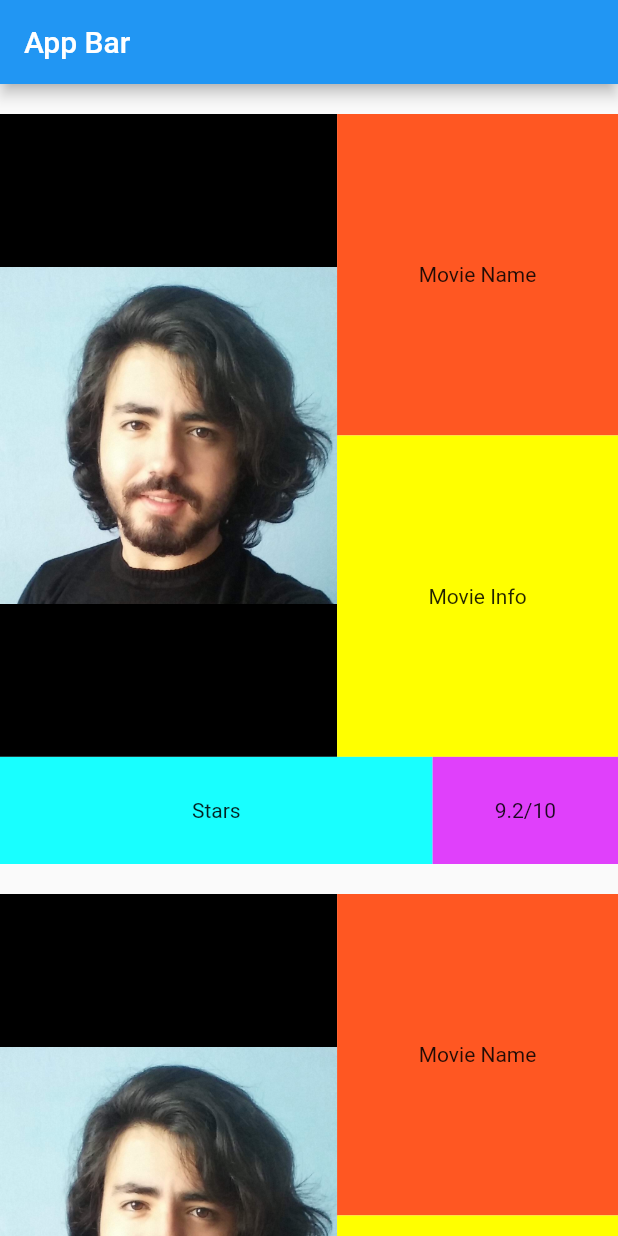
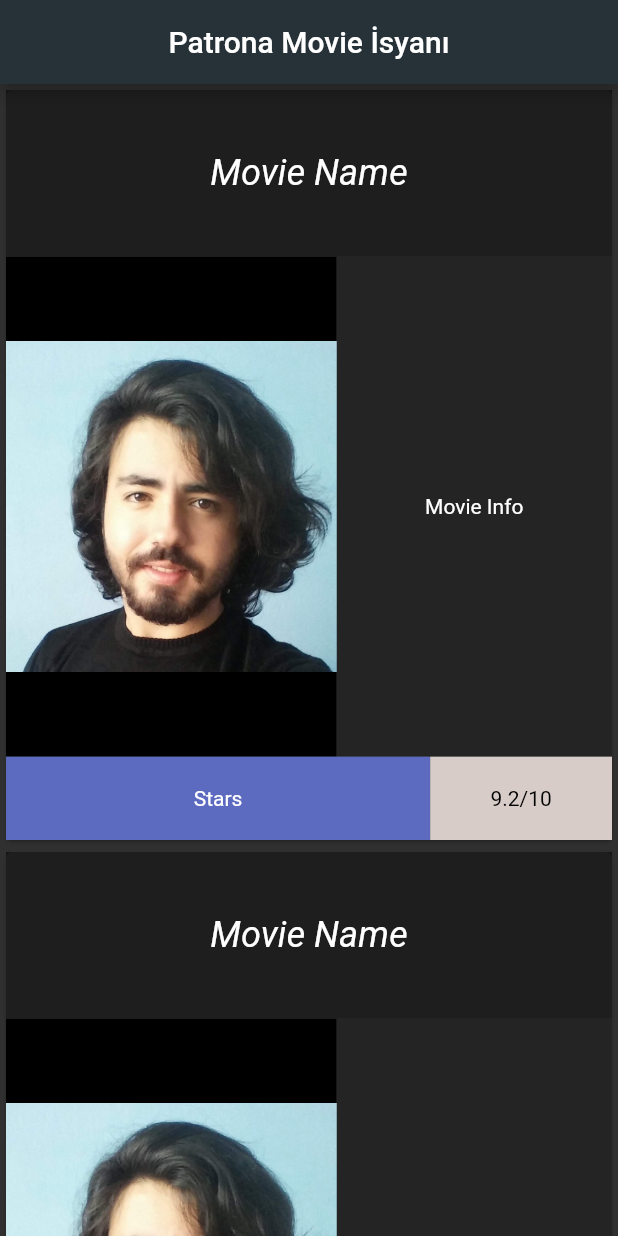
Before and after one commit to halilyaman/se380_termproject, a Flutter app: the screen it shows after launch, on a phone screen of 412 x 824 dp. Run offline on Flutter 3.47's test engine with Material 2 defaults, Android fonts, the phone set to English and light mode, and no system bars; Roboto replaces fonts that are missing (Montserrat).

Commit message:
some updates

```diff
--- a/lib/main.dart
+++ b/lib/main.dart
@@ -1,5 +1,5 @@
 import 'package:flutter/material.dart';
-import 'package:se380_termproject/assets.dart';
+import 'package:se380_termproject/movie_card.dart';
 
 void main() => runApp(MyApp());
 
@@ -10,9 +10,18 @@ class MyApp extends StatelessWidget {
       title: 'Flutter Demo',
       home: Scaffold(
         appBar: AppBar(
-          title: Text('App Bar'),
+          title: Center(
+            child: Text('Patrona Movie İsyanı'),
+          ),
         ),
         body: HomePage(),
+      ),
+      theme: ThemeData(
+        brightness: Brightness.dark,
+        primaryColor: Colors.blueGrey[900],
+        accentColor: Colors.indigo[900],
+        fontFamily: 'Montserrat',
+
       ),
     );
   }
@@ -20,115 +29,18 @@ class MyApp extends StatelessWidget {
 
 class HomePage extends StatelessWidget {
 
-  Widget buildMovieCard() {
-    return Container(
-      padding: EdgeInsets.only(top: 20),
-      child: ConstrainedBox(
-        constraints: BoxConstraints.expand(height: 500),
-        child: Center(
-          child: Column(
-            mainAxisAlignment: MainAxisAlignment.center,
-            children: <Widget>[
-              Expanded(
-                flex: 6,
-                child: Row(
-                  children: <Widget>[
-                    Expanded(
-                      flex: 6,
-                      child: ConstrainedBox(
-                        constraints: BoxConstraints.expand(),
-                        child: Container(
-                          color: Colors.black,
-                          child: Image.asset(ImageAssets.myImage),
-                        ),
-                      )
-                    ),
-                    Expanded(
-                      flex: 5,
-                      child: Center(
-                        child: Column(
-                          mainAxisAlignment: MainAxisAlignment.center,
-                          children: <Widget>[
-                            Expanded(
-                              child: ConstrainedBox(
-                                constraints: BoxConstraints.expand(),
-                                child: Container(
-                                  color: Colors.deepOrange,
-                                  child: Center(
-                                    child: Text("Movie Name"),
-                                  )
-                                ),
-                              ),
-                            ),
-                            Expanded(
-                              child: ConstrainedBox(
-                                constraints: BoxConstraints.expand(),
-                                child: Container(
-                                  color: Colors.yellowAccent,
-                                  child: Center(
-                                    child: Text("Movie Info"),
-                                  )
-                                ),
-                              ),
-                            )
-                          ],
-                        ),
-                      ),
-                    ),
-                  ],
-                ),
-              ),
-              Expanded(
-                flex: 1,
-                child: Row(
-                  children: <Widget>[
-                    Expanded(
-                      flex: 7,
-                      child: ConstrainedBox(
-                        constraints: BoxConstraints.expand(),
-                        child: Container(
-                          color: Colors.cyanAccent,
-                          child: Center(
-                            child: Text("Stars"), // TODO: add ten evaluation stars
-                          ),
-                        ),
-                      ),
-                    ),
-                    Expanded(
-                      flex: 3,
-                      child: ConstrainedBox(
-                        constraints: BoxConstraints.expand(),
-                        child: Container(
-                          color: Colors.purpleAccent,
-                          child: Center(
-                            child: Text("9.2/10"), // TODO: add average score of movie
-                          )
-                        ),
-                      )
-                    ),
-                  ],
-                ),
-              ),
-            ],
-          ),
-        ),
-      ),
-    );
-  }
-
-  List<Widget> movieCardList = List();
-
   @override
   Widget build(BuildContext context) {
 
+    List<Widget> _movieCardList = List();
+
     for(int i = 0; i < 3; i++)  {
-      movieCardList.add(buildMovieCard());
+      _movieCardList.add(MovieCard.buildMovieCard());
     }
-
 
     return SingleChildScrollView(
       child: Column(
-        children: movieCardList
+        children: _movieCardList
       ),
     );
 
--- /dev/null
+++ b/lib/movie_card.dart
@@ -0,0 +1,112 @@
+import 'package:flutter/material.dart';
+import 'package:se380_termproject/assets.dart';
+
+class MovieCard {
+  static Widget buildMovieCard() {
+    return Center(
+      child: Card(
+        child: ConstrainedBox(
+          constraints: BoxConstraints.expand(height: 500),
+          child: Center(
+            child: Column(
+              mainAxisAlignment: MainAxisAlignment.center,
+              children: <Widget>[
+                Expanded(
+                  flex: 2,
+                  child: ConstrainedBox(
+                    constraints: BoxConstraints.expand(),
+                    child: Container(
+                      color: Colors.black54,
+                      child: Center(
+                        child: Text(
+                          'Movie Name',
+                          style: TextStyle(
+                            color: Colors.white,
+                            fontSize: 24,
+                            fontStyle: FontStyle.italic
+                          ),
+                        ),
+                      ),
+                    ),
+                  ),
+                ),
+                Expanded(
+                  flex: 6,
+                  child: Row(
+                    children: <Widget>[
+                      Expanded(
+                        flex: 6,
+                        child: ConstrainedBox(
+                          constraints: BoxConstraints.expand(),
+                          child: Container(
+                            color: Colors.black,
+                            child: Image.asset(ImageAssets.myImage),
+                          ),
+                        ),
+                      ),
+                      Expanded(
+                        flex: 5,
+                        child: GestureDetector(
+                          child: Center(
+                            child: Container(
+                              color: Colors.black45,
+                              child: Center(
+                                child: Text(
+                                  'Movie Info',
+                                  style: TextStyle(
+                                    color: Colors.white
+                                  ),
+                                ),
+                              ),
+                            ),
+                          ),
+                          onTap: ()=>print('tapped!'), // TODO: navigate details page
+                        ),
+                      ),
+                    ],
+                  ),
+                ),
+                Expanded(
+                  flex: 1,
+                  child: Row(
+                    children: <Widget>[
+                      Expanded(
+                        flex: 7,
+                        child: ConstrainedBox(
+                          constraints: BoxConstraints.expand(),
+                          child: Container(
+                            color: Colors.indigo[400],
+                            child: Center(
+                              child: Text("Stars"), // TODO: add ten evaluation stars
+                            ),
+                          ),
+                        ),
+                      ),
+                      Expanded(
+                        flex: 3,
+                        child: ConstrainedBox(
+                          constraints: BoxConstraints.expand(),
+                          child: Container(
+                            color: Colors.brown[100],
+                            child: Center(
+                              child: Text(
+                                '9.2/10', // TODO: add average score of movie
+                                style: TextStyle(
+                                  color: Colors.black,
+                                ),
+                              ),
+                            ),
+                          ),
+                        ),
+                      ),
+                    ],
+                  ),
+                ),
+              ],
+            ),
+          ),
+        ),
+      ),
+    );
+  }
+}
```
